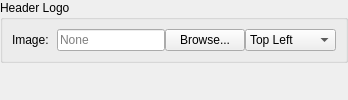
Old version of the form src/ui/dialogs/settings/appearancetoolbarpanel.ui in the repository EtherAura/Kartend.
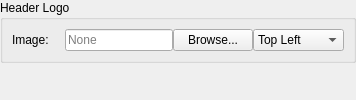
New version of the form.

Commit message: feat(settings): pack section fields into even multi-column grids

```diff
--- a/src/ui/dialogs/settings/appearancetoolbarpanel.ui
+++ b/src/ui/dialogs/settings/appearancetoolbarpanel.ui
@@ -11,12 +11,11 @@
    <item>
     <widget class="QGroupBox" name="appearanceHeaderLogoGroupBox">
      <property name="title"><string>Header Logo</string></property>
-     <layout class="QFormLayout" name="appearanceToolbarFormLayout">
-      <property name="horizontalSpacing"><number>8</number></property>
+     <layout class="QGridLayout" name="appearanceToolbarFormLayout">
+      <property name="horizontalSpacing"><number>16</number></property>
       <property name="verticalSpacing"><number>6</number></property>
-      <property name="fieldGrowthPolicy"><enum>QFormLayout::FieldGrowthPolicy::FieldsStayAtSizeHint</enum></property>
       <item row="0" column="0"><widget class="QLabel" name="label_headerLogo"><property name="text"><string>Image:</string></property></widget></item>
-      <item row="0" column="1">
+      <item row="0" column="1" colspan="5">
        <layout class="QHBoxLayout" name="headerLogoLayout">
         <item><widget class="QLineEdit" name="headerLogoEdit"><property name="toolTip"><string>Path to a logo/banner image painted at the top of the items area</string></property><property name="placeholderText"><string>None</string></property></widget></item>
         <item><widget class="QPushButton" name="browseHeaderLogoButton"><property name="text"><string>Browse...</string></property><property name="toolTip"><string>Select a header logo image</string></property></widget></item>
```
The commit also changes 19 other files.
